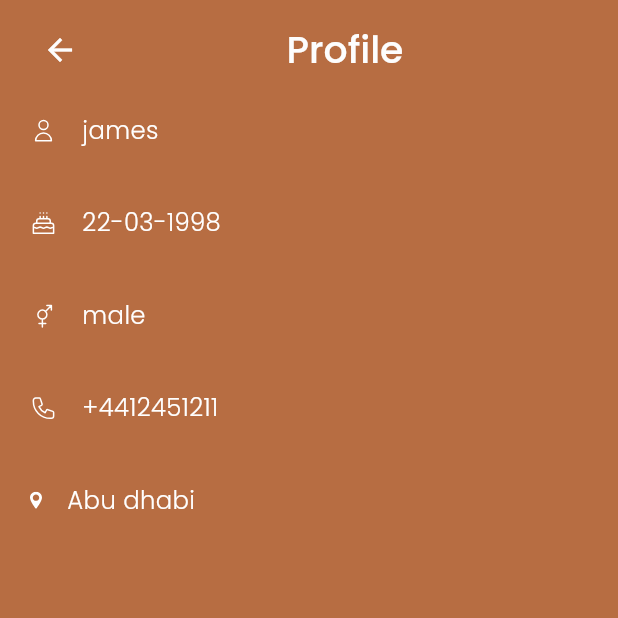
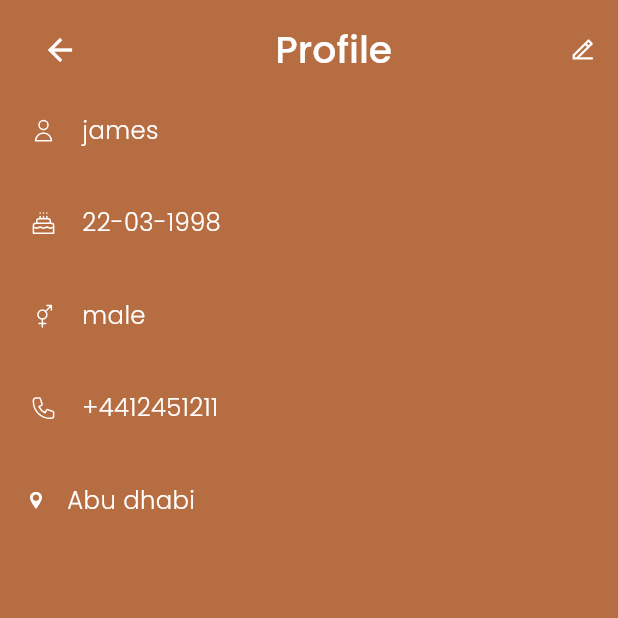
Before and after one commit to Masumraj1/barber_time, a Flutter app: the PersonalInfo screen opened by its route, on a phone screen of 412 x 824 dp, the top half of it. Run offline on Flutter 3.47's test engine with Material 3 defaults, Android fonts, the phone set to English and light mode, and no system bars; our stand-ins replace cached_network_image, flutter_screenutil, flutter_spinkit, flutter_svg, fluttertoast, get and 6 more; accounts and stored records are empty.

Commit message:
start edit profile

```diff
--- a/lib/app/core/route_path.dart
+++ b/lib/app/core/route_path.dart
@@ -23,5 +23,6 @@ class RoutePath{
   static const String ownerHiringScreen = 'OwnerHiringScreen';
   static const String ownerProfileScreen = 'OwnerProfileScreen';
   static const String personalInfo = 'PersonalInfo';
+  static const String editOwnerProfile = 'EditOwnerProfile';
 
 }
--- a/lib/app/core/routes.dart
+++ b/lib/app/core/routes.dart
@@ -13,6 +13,7 @@ import 'package:barber_time/app/view/screens/owner/owner_hiring/owner_hiring_scr
 import 'package:barber_time/app/view/screens/owner/owner_home/owner_home_screen.dart';
 import 'package:barber_time/app/view/screens/owner/owner_message/owner_messaging_screen.dart';
 import 'package:barber_time/app/view/screens/owner/owner_profile/owner_profile_screen.dart';
+import 'package:barber_time/app/view/screens/owner/owner_profile/personal_info/edit_owner_profile.dart';
 import 'package:barber_time/app/view/screens/owner/owner_profile/personal_info/personal_info.dart';
 import 'package:barber_time/app/view/screens/splash/splash_screen.dart';
 import 'package:barber_time/app/view/screens/user/home/home_screen.dart';
@@ -176,6 +177,16 @@ class AppRouter {
             state: state,
           ),
         ),
+
+        ///=======================EditOwnerProfile  =======================
+        GoRoute(
+          name: RoutePath.editOwnerProfile,
+          path: RoutePath.editOwnerProfile.addBasePath,
+          pageBuilder: (context, state) => _buildPageWithAnimation(
+            child: const EditOwnerProfile(),
+            state: state,
+          ),
+        ),
       ]);
 
   static CustomTransitionPage _buildPageWithAnimation(
--- a/lib/app/view/common_widgets/custom_appbar/custom_appbar.dart
+++ b/lib/app/view/common_widgets/custom_appbar/custom_appbar.dart
@@ -64,7 +64,7 @@ class _CustomAppBarState extends State<CustomAppBar> {
             if (widget.isIcon)
               GestureDetector(
                 onTap: widget.onTap,
-                child: Assets.icons.eye.svg(),
+                child: Assets.icons.edit.svg(color: AppColors.primary),
               ),
           ],
         ),
--- a/lib/app/view/screens/owner/owner_profile/personal_info/personal_info.dart
+++ b/lib/app/view/screens/owner/owner_profile/personal_info/personal_info.dart
@@ -5,10 +5,7 @@ import 'package:barber_time/app/utils/app_colors.dart';
 import 'package:barber_time/app/utils/app_strings.dart';
 import 'package:barber_time/app/view/common_widgets/curved_Banner_clipper/curved_banner_clipper.dart';
 import 'package:barber_time/app/view/common_widgets/custom_appbar/custom_appbar.dart';
-import 'package:barber_time/app/view/common_widgets/custom_text/custom_text.dart';
-import 'package:barber_time/app/view/common_widgets/permission_button/permission_button.dart';
 import 'package:flutter/material.dart';
-import 'package:go_router/go_router.dart';
 
 import '../../../../common_widgets/custom_menu_card/custom_menu_card.dart';
 
@@ -21,9 +18,15 @@ class PersonalInfo extends StatelessWidget {
   Widget build(BuildContext context) {
     return Scaffold(
       ///============================ Header ===============================
-      appBar: const CustomAppBar(
+      appBar:  CustomAppBar(
         appBarContent: AppStrings.profile,
         iconData: Icons.arrow_back,
+        isIcon: true,
+        onTap: (){
+          AppRouter.route.pushNamed(
+            RoutePath.editOwnerProfile,
+          );
+        },
       ),
 
       ///============================ body ===============================
```
Also changed, not shown: lib/app/view/screens/owner/owner_profile/personal_info/edit_owner_profile.dart (+36 -2 lines).
